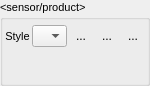
Qt form timeseriesviewer/ui/mapviewrendersettingsV2.ui (jakimowb/eo-time-series-viewer) before a commit.
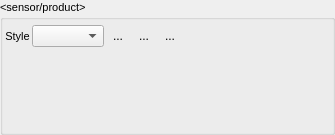
The same form after that commit. Icons and pictures are not drawn.

Patch:
```diff
--- a/timeseriesviewer/ui/mapviewrendersettingsV2.ui
+++ b/timeseriesviewer/ui/mapviewrendersettingsV2.ui
@@ -6,8 +6,8 @@
    <rect>
     <x>0</x>
     <y>0</y>
-    <width>150</width>
-    <height>86</height>
+    <width>335</width>
+    <height>135</height>
    </rect>
   </property>
   <property name="sizePolicy">
@@ -48,12 +48,12 @@
   <property name="checkable">
    <bool>false</bool>
   </property>
-  <layout class="QVBoxLayout" name="verticalLayout">
+  <layout class="QVBoxLayout" name="verticalLayout" stretch="1,2,1">
    <property name="spacing">
     <number>2</number>
    </property>
    <property name="sizeConstraint">
-    <enum>QLayout::SetDefaultConstraint</enum>
+    <enum>QLayout::SetNoConstraint</enum>
    </property>
    <property name="leftMargin">
     <number>2</number>
@@ -202,6 +202,9 @@
      <property name="orientation">
       <enum>Qt::Vertical</enum>
      </property>
+     <property name="sizeType">
+      <enum>QSizePolicy::MinimumExpanding</enum>
+     </property>
      <property name="sizeHint" stdset="0">
       <size>
        <width>0</width>
```
Left out of the diff: 2 changed lines with no effect on the pictures.
